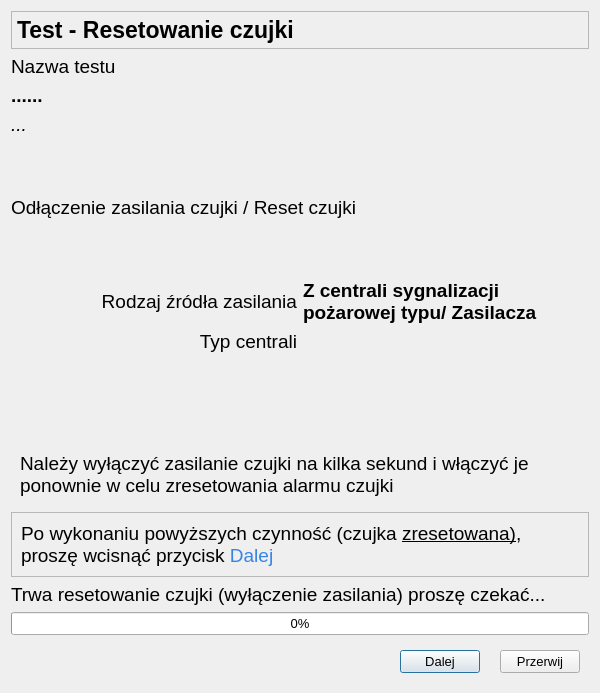
First picture: the form in CzujkiLinioweApp/oknoresetuzasilaniaczujki.ui, repository wiacekmarcin/CzujkiLiniowe, before the edit.
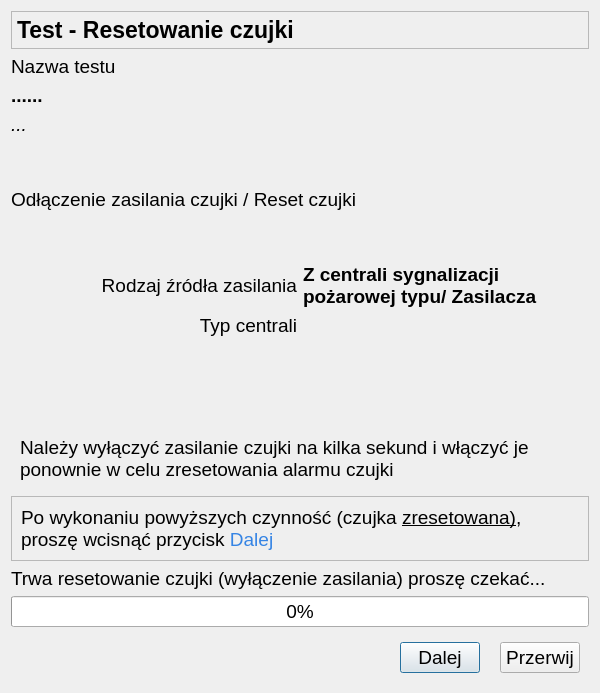
Second picture: the form after the edit. Icons and pictures are not drawn.

Diff of the .ui file:
```diff
--- a/CzujkiLinioweApp/oknoresetuzasilaniaczujki.ui
+++ b/CzujkiLinioweApp/oknoresetuzasilaniaczujki.ui
@@ -25,7 +25,7 @@
   <property name="font">
    <font>
     <family>Arial</family>
-    <pointsize>10</pointsize>
+    <pointsize>14</pointsize>
    </font>
   </property>
   <property name="windowTitle">
```
